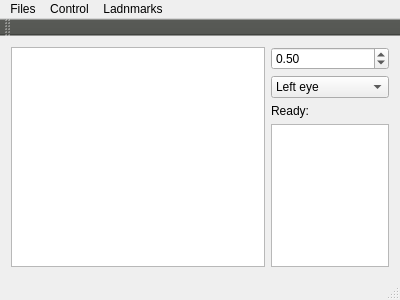
Before: the Qt Designer form MarkupTool/markupwindow.ui in Daiver/MarkupTool, drawn with Qt 5.
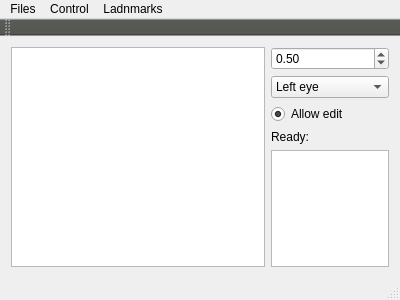
After: the same form once the commit is applied. Custom widgets are drawn as their Qt base class.

Commit message: add alow edit and update from JSON

What changed in the file:
```diff
--- a/MarkupTool/markupwindow.ui
+++ b/MarkupTool/markupwindow.ui
@@ -18,7 +18,7 @@
   </property>
   <widget class="QWidget" name="centralWidget">
    <layout class="QGridLayout" name="gridLayout">
-    <item row="3" column="1">
+    <item row="4" column="1">
      <widget class="QListWidget" name="listFiles">
       <property name="maximumSize">
        <size>
@@ -28,7 +28,7 @@
       </property>
      </widget>
     </item>
-    <item row="0" column="0" rowspan="4">
+    <item row="0" column="0" rowspan="5">
      <widget class="MarkupView" name="markupView">
       <property name="cursor" stdset="0">
        <cursorShape>ArrowCursor</cursorShape>
@@ -79,7 +79,7 @@
       </item>
      </widget>
     </item>
-    <item row="2" column="1">
+    <item row="3" column="1">
      <widget class="QLabel" name="ready">
       <property name="text">
        <string>Ready: </string>
@@ -95,6 +95,19 @@
       </property>
      </widget>
     </item>
+    <item row="2" column="1">
+     <widget class="QRadioButton" name="editButton">
+      <property name="enabled">
+       <bool>true</bool>
+      </property>
+      <property name="text">
+       <string>Allow edit</string>
+      </property>
+      <property name="checked">
+       <bool>true</bool>
+      </property>
+     </widget>
+    </item>
    </layout>
   </widget>
   <widget class="QMenuBar" name="menuBar">
@@ -112,6 +125,7 @@
     </property>
     <addaction name="loadFacesAction"/>
     <addaction name="actionLoad_shape"/>
+    <addaction name="actionUpdate_from_JSON"/>
     <addaction name="actionSave_shape"/>
     <addaction name="actionClear"/>
    </widget>
@@ -657,6 +671,14 @@
     <string>Del</string>
    </property>
   </action>
+  <action name="actionUpdate_from_JSON">
+   <property name="text">
+    <string>Update from JSON</string>
+   </property>
+   <property name="shortcut">
+    <string>Ctrl+L</string>
+   </property>
+  </action>
  </widget>
  <layoutdefault spacing="6" margin="11"/>
  <customwidgets>
```
The commit also changes 7 other files.
